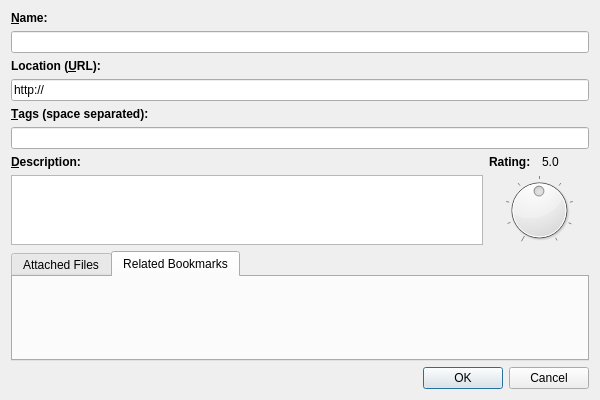
Qt form BookmarkEditDialog.ui (hossein/BookmarkManager) before a commit.
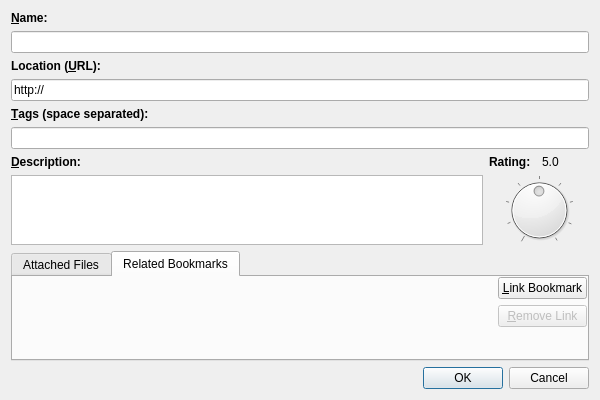
The same form after that commit. The open tabs and pages were chosen to show the change. Custom widgets are drawn as their Qt base class.

Commit message:
BookmarkEditDialog has Linked bookmarks UI now
(just the UI, no code yet)

```diff
--- a/BookmarkEditDialog.ui
+++ b/BookmarkEditDialog.ui
@@ -357,6 +357,57 @@
       <attribute name="title">
        <string>Related Bookmarks</string>
       </attribute>
+      <layout class="QHBoxLayout" name="horizontalLayout_2" stretch="1,0">
+       <property name="leftMargin">
+        <number>0</number>
+       </property>
+       <property name="topMargin">
+        <number>0</number>
+       </property>
+       <property name="rightMargin">
+        <number>0</number>
+       </property>
+       <property name="bottomMargin">
+        <number>0</number>
+       </property>
+       <item>
+        <widget class="BookmarksView" name="bvLinkedBookmarks" native="true"/>
+       </item>
+       <item>
+        <layout class="QVBoxLayout" name="verticalLayout_6">
+         <item>
+          <widget class="QPushButton" name="btnLinkBookmark">
+           <property name="text">
+            <string>&amp;Link Bookmark</string>
+           </property>
+          </widget>
+         </item>
+         <item>
+          <widget class="QPushButton" name="btnRemoveLink">
+           <property name="enabled">
+            <bool>false</bool>
+           </property>
+           <property name="text">
+            <string>&amp;Remove Link</string>
+           </property>
+          </widget>
+         </item>
+         <item>
+          <spacer name="verticalSpacer_3">
+           <property name="orientation">
+            <enum>Qt::Vertical</enum>
+           </property>
+           <property name="sizeHint" stdset="0">
+            <size>
+             <width>20</width>
+             <height>18</height>
+            </size>
+           </property>
+          </spacer>
+         </item>
+        </layout>
+       </item>
+      </layout>
      </widget>
     </widget>
    </item>
@@ -373,6 +424,12 @@
   </layout>
  </widget>
  <customwidgets>
+  <customwidget>
+   <class>BookmarksView</class>
+   <extends>QWidget</extends>
+   <header>BookmarksView.h</header>
+   <container>1</container>
+  </customwidget>
   <customwidget>
    <class>TagLineEdit</class>
    <extends>QLineEdit</extends>
```
The commit also changes 1 other file.
